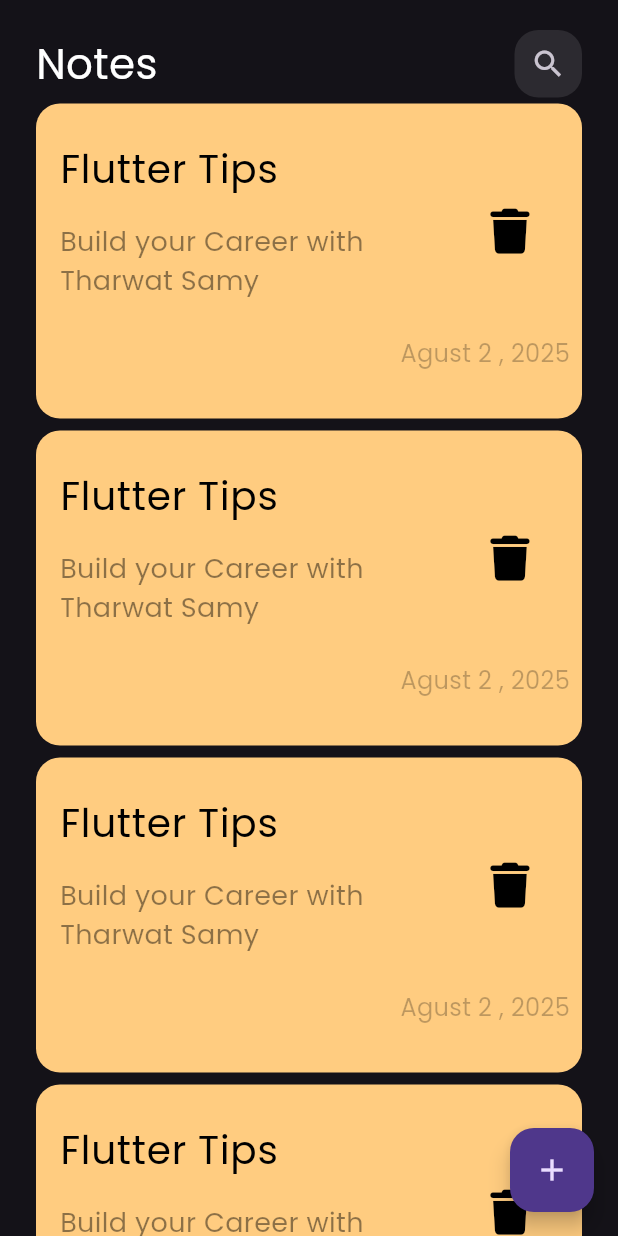
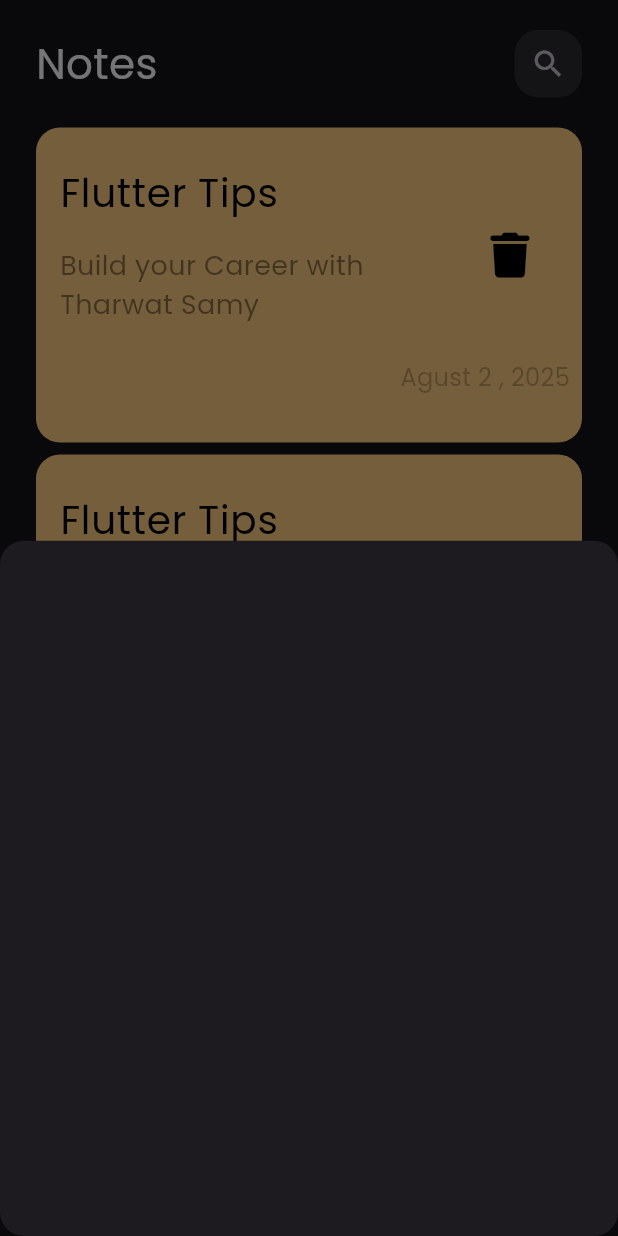
Before and after one commit to seifaboeleash/notes_app, a Flutter app: the screen it shows after launch, after a tap on the "add" icon, on a phone screen of 412 x 824 dp. Run offline on Flutter 3.47's test engine with Material 3 defaults, Android fonts, the phone set to English and light mode, and no system bars; our stand-ins replace font_awesome_flutter.

Commit message:
add floating action button

```diff
--- a/lib/views/notes_view.dart
+++ b/lib/views/notes_view.dart
@@ -1,4 +1,5 @@
 import 'package:flutter/material.dart';
+import 'package:notes_app/widgets/add_note_bottom_sheet.dart';
 import 'package:notes_app/widgets/notes_view_body.dart';
 
 class NotesView extends StatelessWidget {
@@ -8,8 +9,24 @@ class NotesView extends StatelessWidget {
   Widget build(BuildContext context) {
     return Scaffold(
       floatingActionButton: FloatingActionButton(
-        onPressed: () {},
+        onPressed: () {
+
+          showModalBottomSheet(
+            shape: RoundedRectangleBorder(
+              borderRadius: BorderRadius.circular(16),
+            ),
+            context: context
+            , builder: (context){
+            return const AddNoteBottomSheet();
+          }
+          );
+        },
         child: const Icon(Icons.add),
+        backgroundColor: Colors.lightBlueAccent,
+        foregroundColor: Colors.black,
+        shape: RoundedRectangleBorder(
+          borderRadius: BorderRadius.circular(32)
+        ),
       ),
       body: const NotesViewBody(),
     );
--- /dev/null
+++ b/lib/widgets/add_note_bottom_sheet.dart
@@ -0,0 +1,10 @@
+import 'package:flutter/material.dart';
+
+class AddNoteBottomSheet extends StatelessWidget {
+  const AddNoteBottomSheet({super.key});
+
+  @override
+  Widget build(BuildContext context) {
+    return  Container();
+  }
+}
--- a/lib/widgets/note_list_view.dart
+++ b/lib/widgets/note_list_view.dart
@@ -7,6 +7,7 @@ class NoteListView extends StatelessWidget {
   @override
   Widget build(BuildContext context) {
     return  ListView.builder(
+    padding: EdgeInsets.symmetric(vertical: 16),
       itemBuilder: (context , index) {
        return const Padding(
         padding: EdgeInsets.symmetric(vertical: 4),
```
